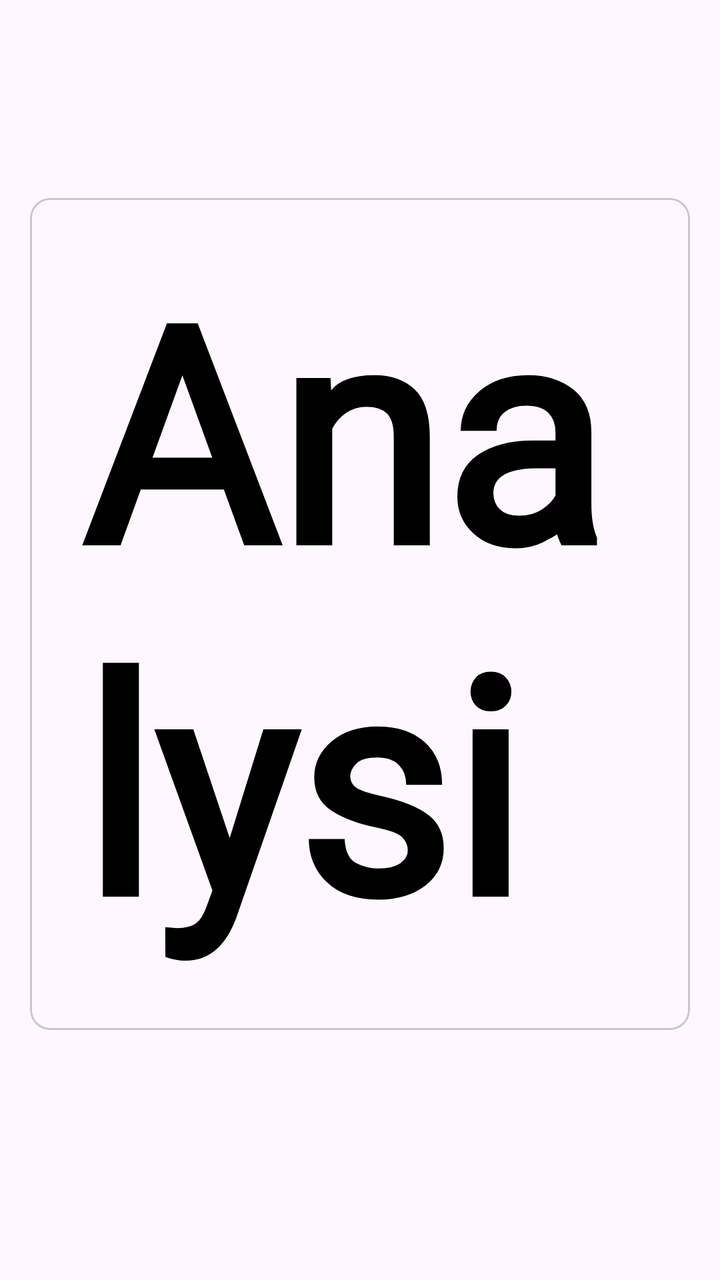
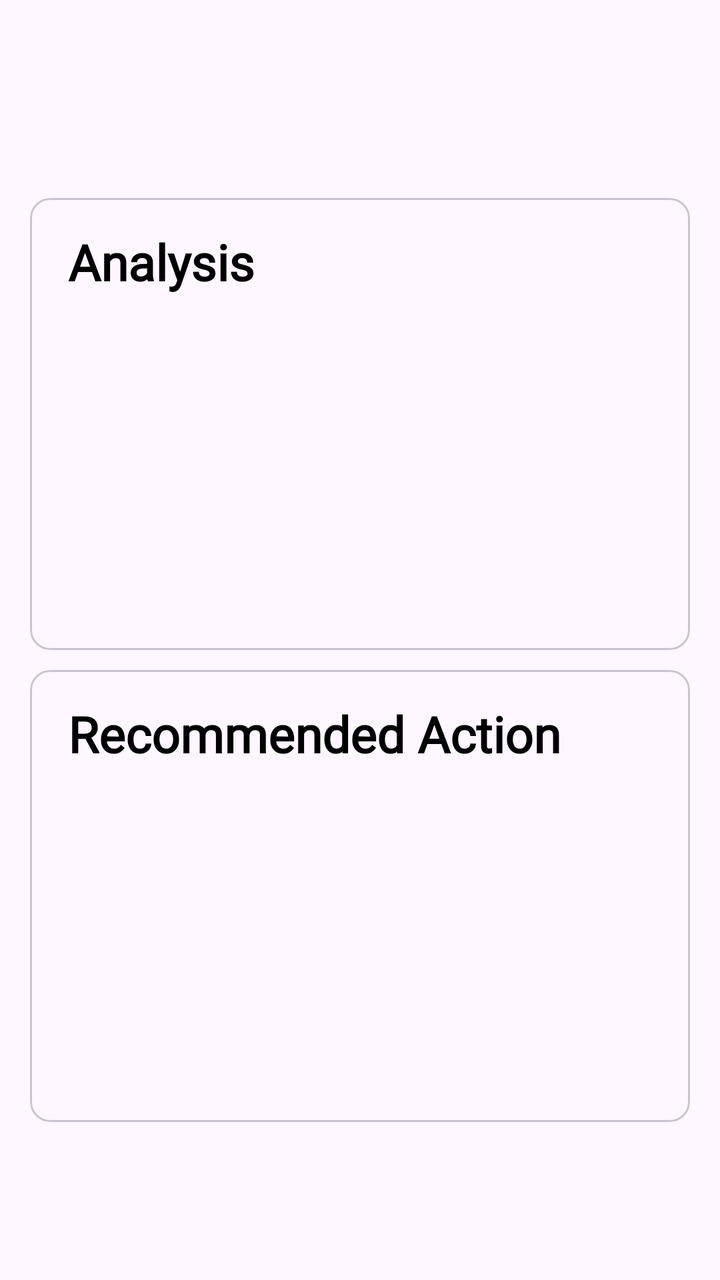

An Android layout rendered at two revisions. The XML below is the earlier revision; the diff shows what the commit changed to produce the second picture.
<!-- AndroidManifest.xml: application theme Theme.Carbonfootprint -->
<!-- res/layout/fragment_action.xml -->
<?xml version="1.0" encoding="utf-8"?>
<FrameLayout xmlns:android="http://schemas.android.com/apk/res/android"
    xmlns:tools="http://schemas.android.com/tools"
    android:layout_width="match_parent"
    android:layout_height="match_parent"
    xmlns:app="http://schemas.android.com/apk/res-auto"
    android:paddingTop="?attr/actionBarSize"
    android:paddingBottom="?attr/actionBarSize"
    tools:context=".action">

    <LinearLayout
        android:layout_width="match_parent"
        android:layout_height="564dp"
        android:layout_marginTop="10dp"
        android:orientation="vertical"
        android:padding="15dp">

        <com.google.android.material.card.MaterialCardView
            android:layout_width="match_parent"
            android:layout_height="wrap_content"
            android:layout_marginTop="10dp"
            app:cardCornerRadius="10dp">

            <LinearLayout
                android:layout_width="match_parent"
                android:layout_height="match_parent"
                android:orientation="vertical"
                android:padding="15dp">

                <RelativeLayout
                    android:layout_width="match_parent"
                    android:layout_height="386dp"
                    android:layout_marginStart="10dp"
                    android:layout_marginEnd="10dp">

                    <TextView
                        android:layout_width="wrap_content"
                        android:layout_height="wrap_content"
                        android:layout_alignParentStart="true"
                        android:fontFamily="@font/poppinsmedium"
                        android:text="Analysis"
                        android:textColor="@color/black"
                        android:textSize="150sp"
                        android:textStyle="bold" />

                    <TextView
                        android:id="@+id/textViewClusterInfo"
                        android:layout_width="wrap_content"
                        android:layout_height="wrap_content"
                        android:layout_alignParentStart="true"
                        android:layout_marginTop="70dp"
                        android:fontFamily="@font/poppinsmedium"
                        android:textColor="@color/black"
                        android:textSize="15sp"
                        android:textStyle="bold" />
                </RelativeLayout>
            </LinearLayout>
        </com.google.android.material.card.MaterialCardView>

    </LinearLayout>
</FrameLayout>
<!-- resources referenced by this layout -->
<resources>
  <color name="black">#FF000000</color>
  <style name="Theme.Carbonfootprint" parent="Base.Theme.Carbonfootprint" />
  <style name="Base.Theme.Carbonfootprint" parent="Theme.Material3.DayNight.NoActionBar">
          
          
      </style>
</resources>

<!-- the commit's change to res/layout/fragment_action.xml (unified diff, before → after) -->
@@ -10,14 +10,15 @@
 
     <LinearLayout
         android:layout_width="match_parent"
-        android:layout_height="564dp"
+        android:layout_height="match_parent"
         android:layout_marginTop="10dp"
         android:orientation="vertical"
         android:padding="15dp">
 
         <com.google.android.material.card.MaterialCardView
             android:layout_width="match_parent"
-            android:layout_height="wrap_content"
+            android:layout_height="0dp"
+            android:layout_weight="1"
             android:layout_marginTop="10dp"
             app:cardCornerRadius="10dp">
 
@@ -29,18 +30,17 @@
 
                 <RelativeLayout
                     android:layout_width="match_parent"
-                    android:layout_height="386dp"
-                    android:layout_marginStart="10dp"
-                    android:layout_marginEnd="10dp">
+                    android:layout_height="match_parent">
 
                     <TextView
                         android:layout_width="wrap_content"
                         android:layout_height="wrap_content"
                         android:layout_alignParentStart="true"
+                        android:layout_marginStart="4dp"
                         android:fontFamily="@font/poppinsmedium"
-                        android:text="Analysis"
+                        android:text="@string/analysis"
                         android:textColor="@color/black"
-                        android:textSize="150sp"
+                        android:textSize="25sp"
                         android:textStyle="bold" />
 
                     <TextView
@@ -57,5 +57,48 @@
             </LinearLayout>
         </com.google.android.material.card.MaterialCardView>
 
+        <com.google.android.material.card.MaterialCardView
+            android:id="@+id/ActionCardView"
+            android:layout_width="match_parent"
+            android:layout_height="0dp"
+            android:layout_weight="1"
+            android:layout_marginTop="10dp"
+            app:cardCornerRadius="10dp">
+
+            <LinearLayout
+                android:layout_width="match_parent"
+                android:layout_height="match_parent"
+                android:orientation="vertical"
+                android:padding="15dp">
+
+                <RelativeLayout
+                    android:layout_width="match_parent"
+                    android:layout_height="match_parent">
+
+                    <TextView
+                        android:id="@+id/recommendAction"
+                        android:layout_width="wrap_content"
+                        android:layout_height="wrap_content"
+                        android:layout_alignParentStart="true"
+                        android:layout_marginStart="4dp"
+                        android:fontFamily="@font/poppinsmedium"
+                        android:text="@string/recommended_action"
+                        android:textColor="@color/black"
+                        android:textSize="25sp"
+                        android:textStyle="bold" />
+
+                    <androidx.recyclerview.widget.RecyclerView
+                        android:id="@+id/rvHorizontalCards"
+                        android:layout_width="match_parent"
+                        android:layout_height="match_parent"
+                        android:layout_below="@id/recommendAction"
+                        android:layout_marginTop="10dp"
+                        android:orientation="horizontal"
+                        app:layoutManager="androidx.recyclerview.widget.LinearLayoutManager"
+                        android:scrollbars="horizontal" />
+                </RelativeLayout>
+            </LinearLayout>
+        </com.google.android.material.card.MaterialCardView>
+
     </LinearLayout>
 </FrameLayout>
<!-- resource entries referenced after the edit -->
@@ -1,6 +1,8 @@
 <!-- resources referenced by this layout -->
 <resources>
   <color name="black">#FF000000</color>
+  <string name="analysis">Analysis</string>
+  <string name="recommended_action">Recommended Action</string>
   <style name="Theme.Carbonfootprint" parent="Base.Theme.Carbonfootprint" />
   <style name="Base.Theme.Carbonfootprint" parent="Theme.Material3.DayNight.NoActionBar">
           
